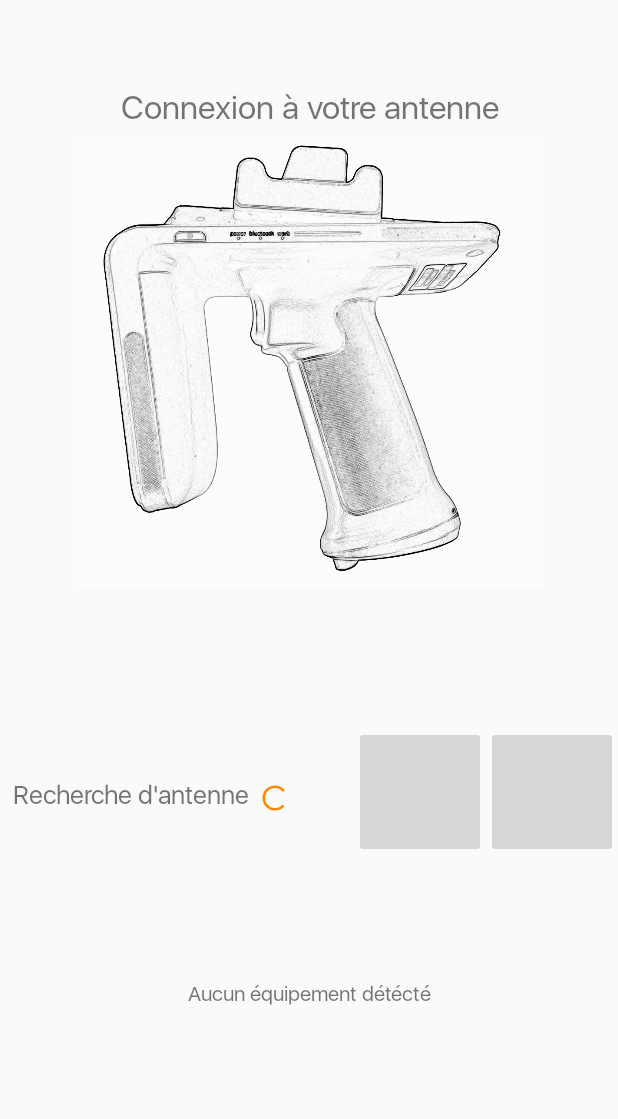
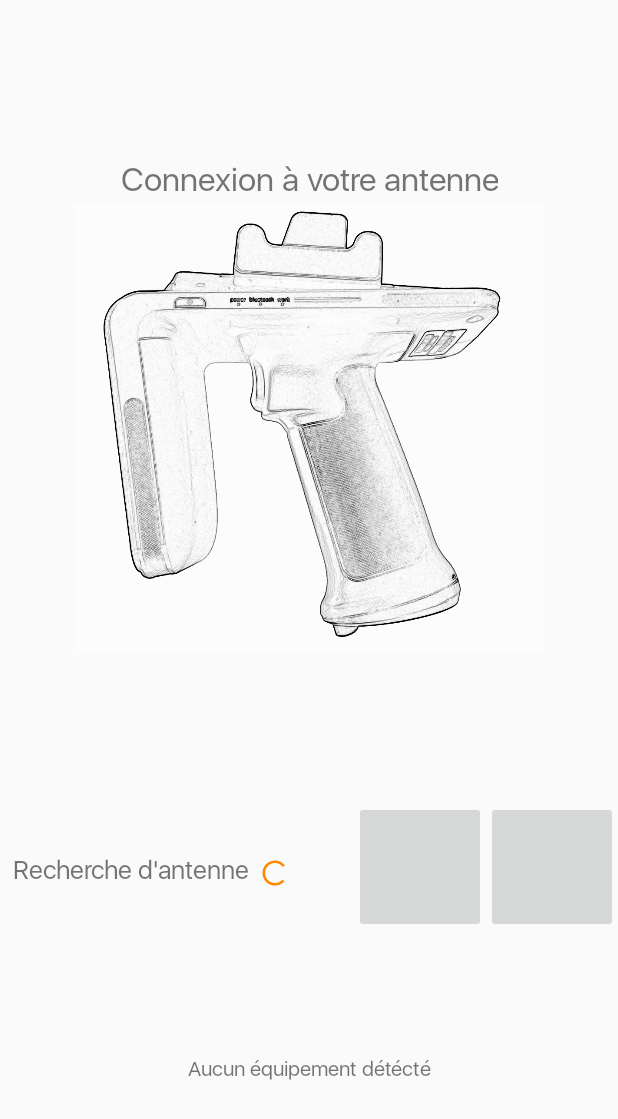
Before and after one commit to victor-chevillotte/KleitzAppV2, an Android app: the layout activity_connect_device.xml on its own in the app's theme, with its tools: preview values and no code run, on a phone screen of 412 x 824 dp. Shown: the top 1119 px of the screen. Run offline under Robolectric (Android 15) with nearby library versions, the phone set to English and light mode, and no system bars; plain views replace NeumorphImageButton.

Commit message:
update layout connect page

```diff
--- a/src/main/res/drawable/baseline_star_border_24.xml
+++ b/src/main/res/drawable/baseline_star_border_24.xml
@@ -1,6 +1,6 @@
 <vector xmlns:android="http://schemas.android.com/apk/res/android"
-    android:width="24dp"
-    android:height="24dp"
+    android:width="36dp"
+    android:height="36dp"
     android:viewportWidth="24"
     android:viewportHeight="24"
     android:tint="?attr/colorControlNormal">
--- a/src/main/res/layout/activity_connect_device.xml
+++ b/src/main/res/layout/activity_connect_device.xml
@@ -5,26 +5,28 @@
     android:layout_width="match_parent"
     android:layout_height="match_parent">
 
+
     <pl.droidsonroids.gif.GifImageView
         android:layout_width="wrap_content"
         android:layout_height="300dp"
-        android:layout_marginTop="36dp"
+        android:layout_marginTop="32dp"
         android:src="@drawable/allumage"
         app:layout_constraintEnd_toEndOf="parent"
+        app:layout_constraintHorizontal_bias="0.0"
         app:layout_constraintStart_toStartOf="parent"
         app:layout_constraintTop_toTopOf="@+id/textView3" />
 
-
     <TextView
         android:id="@+id/textView3"
-        android:layout_width="411dp"
+        android:layout_width="wrap_content"
         android:layout_height="wrap_content"
-        android:layout_marginTop="56dp"
+        android:layout_marginTop="104dp"
         android:fontFamily="@font/sanfransico"
         android:text="@string/ConnectTitle"
         android:textAlignment="center"
         android:textSize="22dp"
         app:layout_constraintEnd_toEndOf="parent"
+        app:layout_constraintHorizontal_bias="0.5"
         app:layout_constraintStart_toStartOf="parent"
         app:layout_constraintTop_toTopOf="parent" />
 
@@ -84,13 +86,13 @@
         android:textAlignment="center"
         app:layout_constraintBottom_toBottomOf="@+id/swiperefreshlayout"
         app:layout_constraintEnd_toEndOf="parent"
-        android:layout_marginBottom="150dp"
+        android:layout_marginBottom="100dp"
         app:layout_constraintStart_toStartOf="parent" />
 
     <androidx.swiperefreshlayout.widget.SwipeRefreshLayout
         android:id="@+id/swiperefreshlayout"
         android:layout_width="match_parent"
-        android:layout_height="250dp"
+        android:layout_height="200dp"
         android:orientation="vertical"
         app:layout_constraintBottom_toBottomOf="parent"
         app:layout_constraintEnd_toEndOf="parent"
--- a/src/main/res/values/colors.xml
+++ b/src/main/res/values/colors.xml
@@ -1,7 +1,7 @@
 <?xml version="1.0" encoding="utf-8"?>
 <resources>
-    <color name="colorPrimary">#3F51B5</color>
-    <color name="colorPrimaryDark">#303F9F</color>
+    <color name="colorPrimary">#ffff</color> //3F51B5
+    <color name="colorPrimaryDark">#ffff</color>//303F9F
     <color name="colorAccent">#FF4081</color>
     <color name="white">#FFFFFF</color>
     <color name="white1">#eeeeee</color>
```
Also changed, not shown: src/main/java/com/example/uhf_bt/ConnectDeviceActivity.java (+11 -3 lines), src/main/res/layout/device_element.xml (+11 -1 lines).
